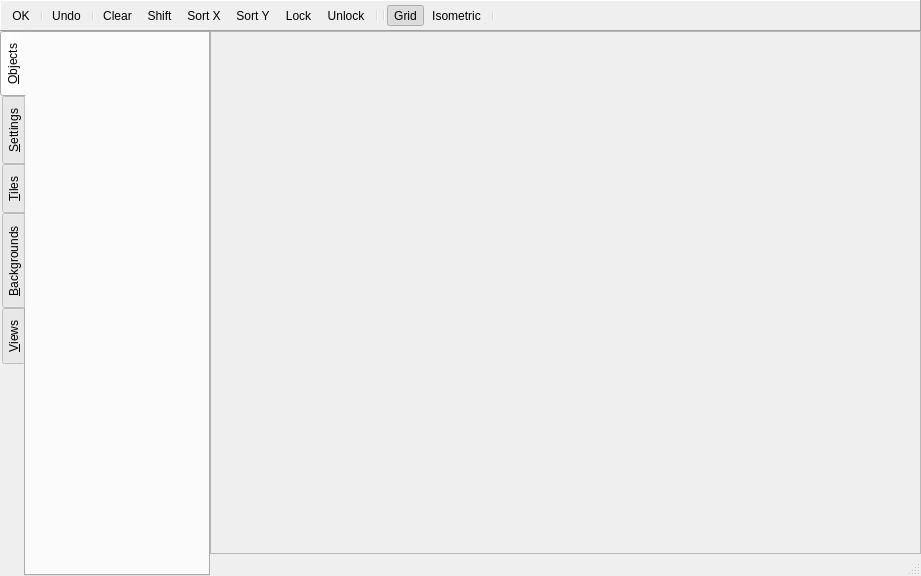
This is src/editor/dialogs/roompropertiesdialog.ui in 0xFEEDC0DE64/QtGameMaker as Qt 5 draws it before an edit. The edited form follows.
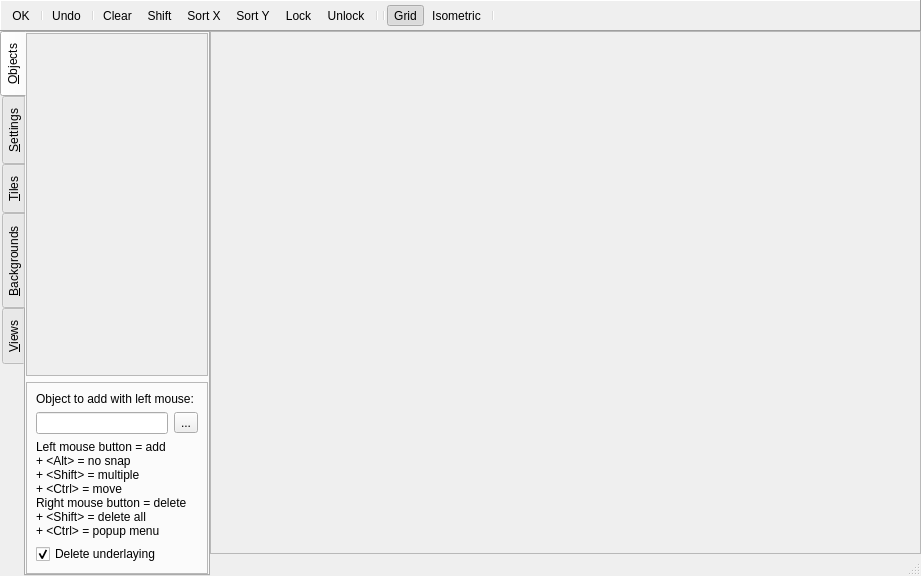
This is the edited form. Icons and pictures are not drawn. Custom widgets are drawn as their Qt base class.

Patch:
```diff
--- a/src/editor/dialogs/roompropertiesdialog.ui
+++ b/src/editor/dialogs/roompropertiesdialog.ui
@@ -105,19 +105,99 @@
         <attribute name="title">
          <string>&amp;Objects</string>
         </attribute>
-        <layout class="QVBoxLayout" name="verticalLayout">
+        <layout class="QVBoxLayout" name="verticalLayout" stretch="1,0">
          <property name="leftMargin">
-          <number>10</number>
+          <number>0</number>
          </property>
          <property name="topMargin">
-          <number>10</number>
+          <number>0</number>
          </property>
          <property name="rightMargin">
-          <number>10</number>
+          <number>0</number>
          </property>
          <property name="bottomMargin">
-          <number>10</number>
+          <number>0</number>
          </property>
+         <item>
+          <widget class="QScrollAreaWithMenu" name="scrollAreaObject">
+           <property name="widgetResizable">
+            <bool>true</bool>
+           </property>
+           <property name="alignment">
+            <set>Qt::AlignLeading|Qt::AlignLeft|Qt::AlignTop</set>
+           </property>
+           <widget class="QLabel" name="labelObjectPreview">
+            <property name="geometry">
+             <rect>
+              <x>0</x>
+              <y>0</y>
+              <width>222</width>
+              <height>331</height>
+             </rect>
+            </property>
+            <property name="alignment">
+             <set>Qt::AlignLeading|Qt::AlignLeft|Qt::AlignTop</set>
+            </property>
+           </widget>
+          </widget>
+         </item>
+         <item>
+          <widget class="QFrame" name="frame_2">
+           <property name="frameShape">
+            <enum>QFrame::StyledPanel</enum>
+           </property>
+           <property name="frameShadow">
+            <enum>QFrame::Raised</enum>
+           </property>
+           <layout class="QVBoxLayout" name="verticalLayout_3">
+            <item>
+             <widget class="QLabel" name="label">
+              <property name="text">
+               <string>Object to add with left mouse:</string>
+              </property>
+             </widget>
+            </item>
+            <item>
+             <layout class="QHBoxLayout" name="horizontalLayout_3">
+              <item>
+               <widget class="QLineEditWithMenu" name="lineEditObject">
+                <property name="readOnly">
+                 <bool>true</bool>
+                </property>
+               </widget>
+              </item>
+              <item>
+               <widget class="QToolButton" name="toolButtonObject">
+                <property name="text">
+                 <string>...</string>
+                </property>
+                <property name="popupMode">
+                 <enum>QToolButton::InstantPopup</enum>
+                </property>
+               </widget>
+              </item>
+             </layout>
+            </item>
+            <item>
+             <widget class="QLabel" name="label_2">
+              <property name="text">
+               <string>Left mouse button = add&lt;br/&gt; + &amp;lt;Alt&amp;gt; = no snap&lt;br/&gt; + &amp;lt;Shift&amp;gt; = multiple&lt;br/&gt; + &amp;lt;Ctrl&amp;gt; = move&lt;br/&gt;Right mouse button = delete&lt;br/&gt; + &amp;lt;Shift&amp;gt; = delete all&lt;br/&gt; + &amp;lt;Ctrl&amp;gt; = popup menu</string>
+              </property>
+             </widget>
+            </item>
+            <item>
+             <widget class="QCheckBox" name="checkBoxDeleteUnderlaying">
+              <property name="text">
+               <string>Delete underlaying</string>
+              </property>
+              <property name="checked">
+               <bool>true</bool>
+              </property>
+             </widget>
+            </item>
+           </layout>
+          </widget>
+         </item>
         </layout>
        </widget>
        <widget class="QWidget" name="tabSettings">
@@ -512,6 +592,17 @@
    <header>widgets/roomeditwidget.h</header>
    <container>1</container>
   </customwidget>
+  <customwidget>
+   <class>QLineEditWithMenu</class>
+   <extends>QLineEdit</extends>
+   <header>widgets/qlineeditwithmenu.h</header>
+  </customwidget>
+  <customwidget>
+   <class>QScrollAreaWithMenu</class>
+   <extends>QScrollArea</extends>
+   <header>widgets/qscrollareawithmenu.h</header>
+   <container>1</container>
+  </customwidget>
  </customwidgets>
  <resources>
   <include location="../../../resources.qrc"/>
```
Left out of the diff: 5 changed lines with no effect on the pictures.
